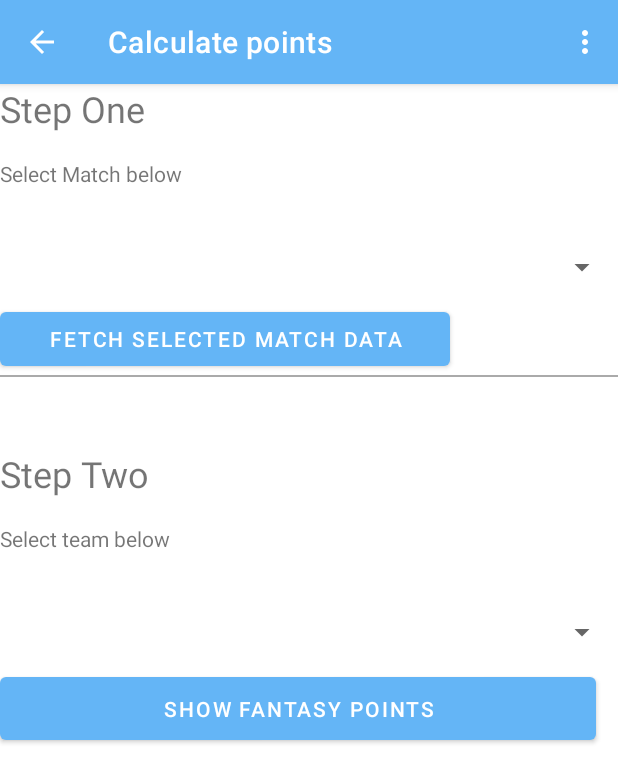
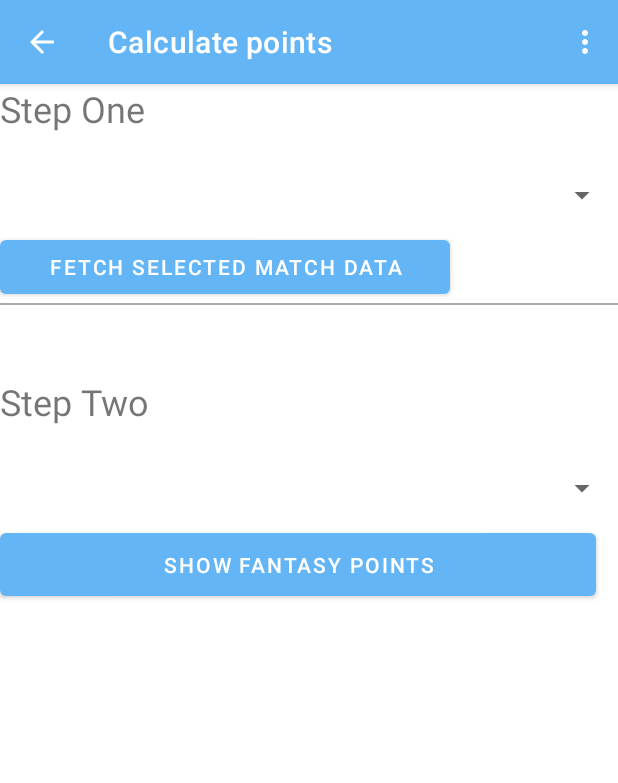
Before and after one commit to ringpisolve/CricFantasy, an Android app: the screen it shows after launch (AddMatchActivity), on a phone screen of 412 x 824 dp. Shown: the top 783 px of the screen. Run offline under Robolectric (Android 15) with nearby library versions, the phone set to English and light mode, and no system bars; our stand-ins replace Firebase (no records; nobody signed in at launch, a user with empty details on screens opened directly).

Commit message:
Removed labels

```diff
--- a/app/src/main/res/layout/sample_main.xml
+++ b/app/src/main/res/layout/sample_main.xml
@@ -24,12 +24,6 @@
         android:layout_height="50dp"
         android:textSize="24sp"
         android:text="@string/step_one"
-        />
-    <TextView
-        android:id="@+id/select_match"
-        android:layout_width="match_parent"
-        android:layout_height="48dp"
-        android:text="@string/select_match_label"
         />
     <Spinner
         android:id="@+id/spinner1"
@@ -58,14 +52,6 @@
         android:textSize="24sp"
         android:text="@string/step_two"
         />
-
-    <TextView
-        android:id="@+id/select_team"
-        android:layout_width="match_parent"
-        android:layout_height="48dp"
-        android:text="@string/select_team_label"
-
-        />
     <Spinner
         android:id="@+id/spinner2"
         android:layout_width="match_parent"
```
